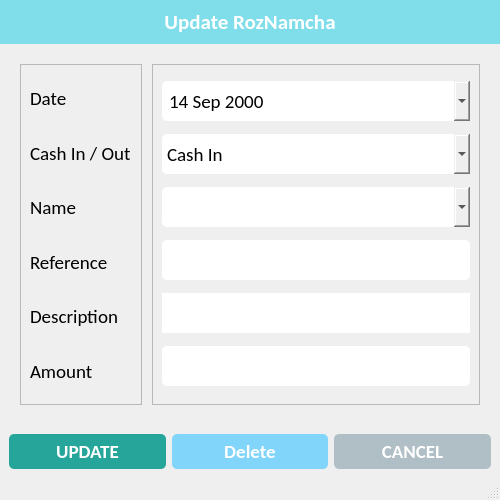
Old version of the form ui/update_roznamcha.ui in the repository CodeWithEhtisham/Digital-Khata.
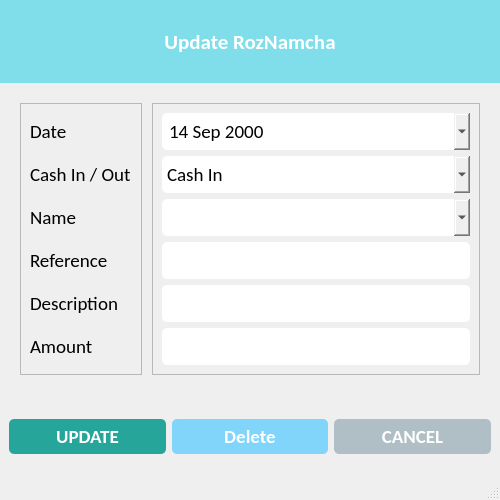
New version of the form. Icons and pictures are not drawn.

```diff
--- a/ui/update_roznamcha.ui
+++ b/ui/update_roznamcha.ui
@@ -80,11 +80,7 @@
 	border-radius: 5px;
 	padding: 5px 5px;
 }
-
-QTextEdit {
-	border-radius: 10px;
-	padding: 0px 0px;
-}</string>
+</string>
    </property>
    <layout class="QVBoxLayout" name="verticalLayout_4">
     <property name="spacing">
@@ -373,7 +369,7 @@
            </widget>
           </item>
           <item>
-           <widget class="QTextEdit" name="txt_description">
+           <widget class="QLineEdit" name="txt_description">
             <property name="minimumSize">
              <size>
               <width>0</width>
```
